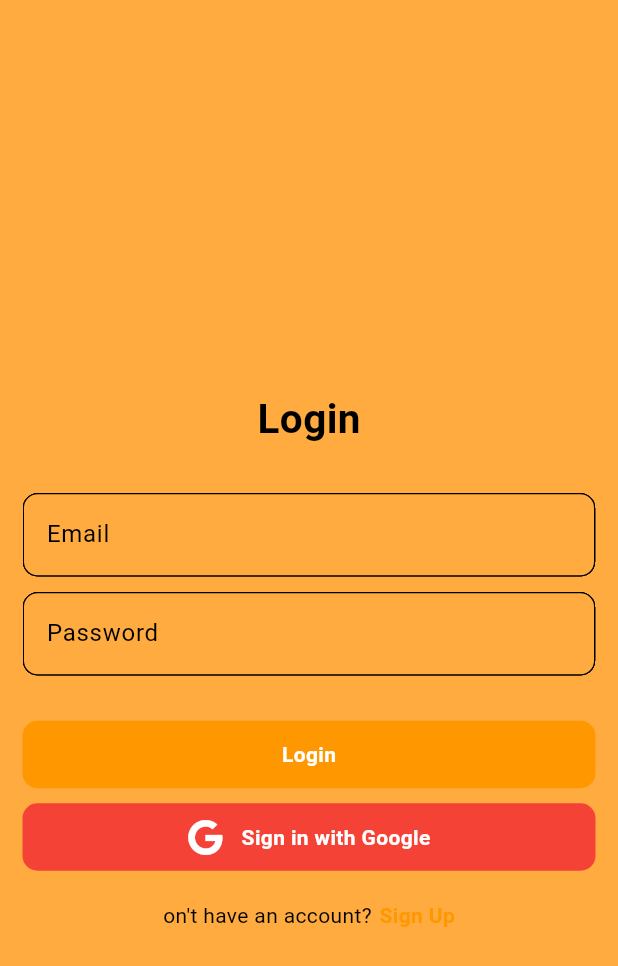
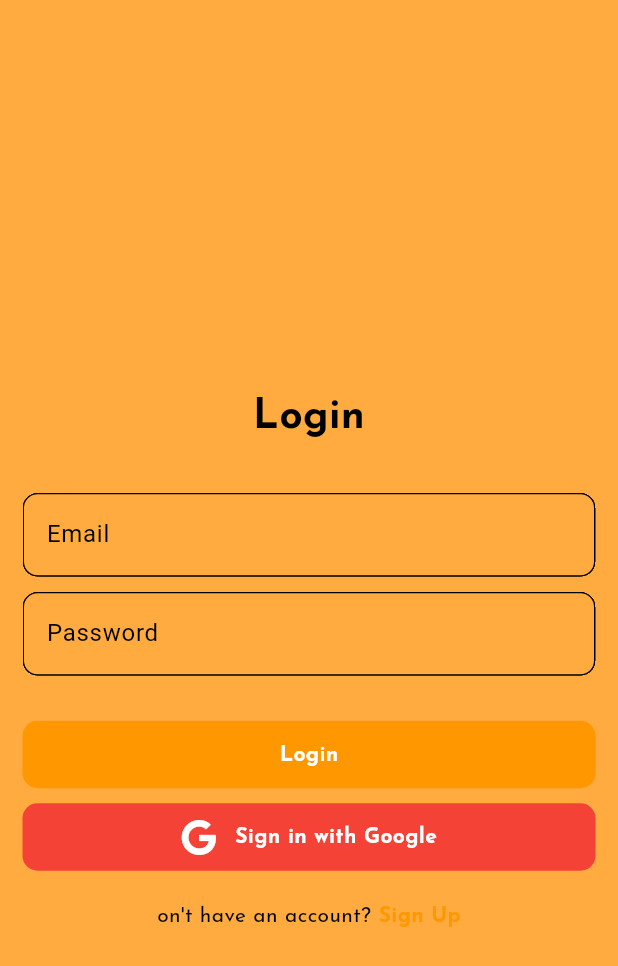
Before and after one commit to titanke/app_gemini, a Flutter app: the screen it shows after launch, on a phone screen of 412 x 824 dp. Shown: the top 966 px of the screen. Run offline on Flutter 3.47's test engine with Material 3 defaults, Android fonts, the phone set to English and light mode, and no system bars; our stand-ins replace carousel_slider, cloud_firestore, easy_localization, file_picker, firebase_auth, firebase_core and 12 more; missing offline and left inert: dart:ffi, langchain, langchain_community, langchain_google; accounts and stored records are empty.

Commit message:
Added Fonts

```diff
--- a/lib/theme/theme.dart
+++ b/lib/theme/theme.dart
@@ -6,6 +6,9 @@ ThemeData lightMode = ThemeData(
       surface: Colors.orangeAccent,
       primary: Colors.black,
       secondary: Colors.black
+  ),
+  textTheme: TextTheme(
+    bodyMedium: TextStyle(fontFamily: "JosefinSans")
   ),
   progressIndicatorTheme: ProgressIndicatorThemeData(
     color: Colors.orangeAccent, // Color del CircularProgressIndicator en Light Mode
```
Also changed, not shown: pubspec.yaml (+38 -0 lines), assets/fonts/JosefinSans-Bold.ttf (added), assets/fonts/JosefinSans-BoldItalic.ttf (added), assets/fonts/JosefinSans-ExtraLight.ttf (added), assets/fonts/JosefinSans-ExtraLightItalic.ttf (added), assets/fonts/JosefinSans-Italic.ttf (added), assets/fonts/JosefinSans-Light.ttf (added), assets/fonts/JosefinSans-LightItalic.ttf (added), assets/fonts/JosefinSans-Medium.ttf (added), assets/fonts/JosefinSans-MediumItalic.ttf (added), assets/fonts/JosefinSans-Regular.ttf (added), assets/fonts/JosefinSans-SemiBold.ttf (added), assets/fonts/JosefinSans-SemiBoldItalic.ttf (added), assets/fonts/JosefinSans-Thin.ttf (added), 2 more files.
